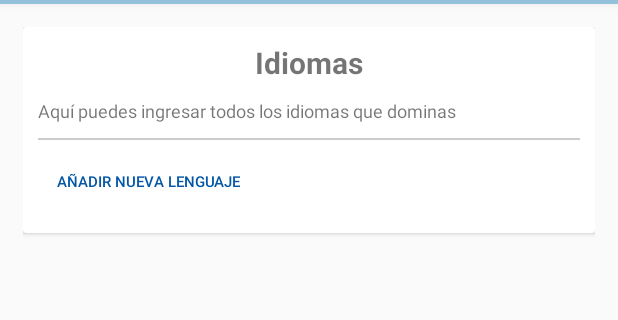
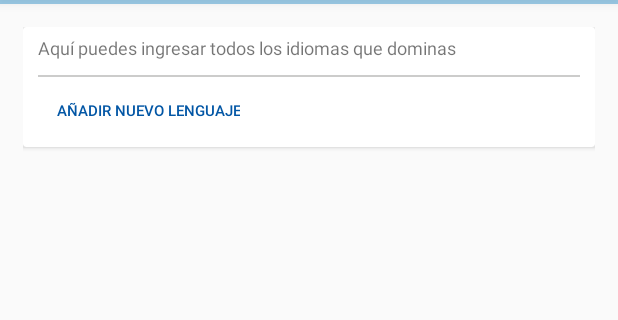
Before and after one commit to andres8m/inJob-Candidate, an Android app: the fragment LanguagesList shown on its own in the app's theme, on a phone screen of 412 x 824 dp, the part 80-400 px from its top. Run offline under Robolectric (Android 15) with nearby library versions, the phone set to English and light mode, and no system bars; our stand-ins replace Volley; network calls fail.

Commit message:
title removed from main card on extra and lannguages

```diff
--- a/app/src/main/res/layout/fragment_extra_info.xml
+++ b/app/src/main/res/layout/fragment_extra_info.xml
@@ -26,16 +26,6 @@
                     android:layout_height="wrap_content"
                     android:layout_margin="10dp">
 
-
-                    <TextView
-                        android:id="@+id/person_name"
-                        android:layout_width="match_parent"
-                        android:layout_height="wrap_content"
-                        android:layout_alignParentStart="true"
-                        android:text="Información extra"
-                        android:textAlignment="center"
-                        android:textSize="20sp"
-                        android:textStyle="bold" />
 
                     <TextView
                         android:id="@+id/person_age"
--- a/app/src/main/res/layout/fragment_languages_list.xml
+++ b/app/src/main/res/layout/fragment_languages_list.xml
@@ -13,24 +13,16 @@
         <android.support.v7.widget.CardView
             android:id="@+id/cv"
             android:layout_width="match_parent"
-            android:layout_height="wrap_content">
+            android:layout_height="wrap_content"
+            android:layout_alignParentStart="true"
+            android:layout_alignParentTop="true">
 
             <RelativeLayout
                 android:layout_width="match_parent"
                 android:layout_height="wrap_content"
-                android:layout_margin="10dp">
+                android:layout_marginLeft="10dp"
+                android:layout_marginRight="10dp">
 
-
-                <TextView
-                    android:id="@+id/person_name"
-                    android:layout_width="match_parent"
-                    android:layout_height="wrap_content"
-                    android:layout_alignParentStart="true"
-                    android:layout_alignParentTop="true"
-                    android:text="Idiomas"
-                    android:textAlignment="center"
-                    android:textSize="20sp"
-                    android:textStyle="bold" />
 
                 <TextView
                     android:id="@+id/person_age"
@@ -38,7 +30,7 @@
                     android:layout_height="wrap_content"
                     android:layout_below="@+id/person_name"
                     android:layout_centerHorizontal="true"
-                    android:layout_marginTop="10dp"
+                    android:layout_marginTop="5dp"
                     android:text="Aquí puedes ingresar todos los idiomas que dominas"
                     android:textAlignment="viewStart"
                     android:textSize="12sp" />
@@ -59,8 +51,8 @@
                         android:id="@+id/addLanguage"
                         android:layout_width="wrap_content"
                         android:layout_height="wrap_content"
-                        android:layout_marginTop="15dp"
-                        android:text="Añadir nueva lenguaje"
+                        android:layout_marginTop="10dp"
+                        android:text="Añadir nuevo lenguaje"
                         android:textSize="10sp"
                         android:theme="@style/PrimaryFlatButton" />
 
@@ -74,8 +66,6 @@
             </RelativeLayout>
 
 
-
-
         </android.support.v7.widget.CardView>
 
 
@@ -84,9 +74,8 @@
             android:layout_width="match_parent"
             android:layout_height="wrap_content"
             android:layout_below="@id/cv"
-            android:layout_marginTop="20dp"
-            android:scrollbars="vertical"
-            />
+            android:layout_marginTop="10dp"
+            android:scrollbars="vertical" />
 
 
     </RelativeLayout>
```
